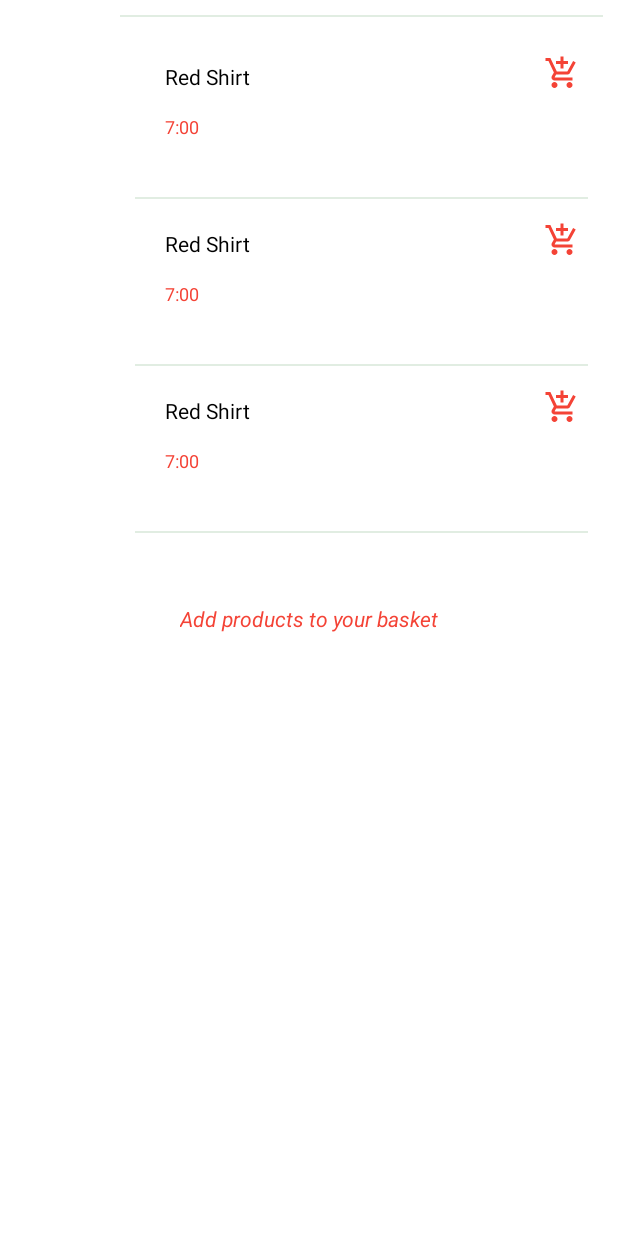
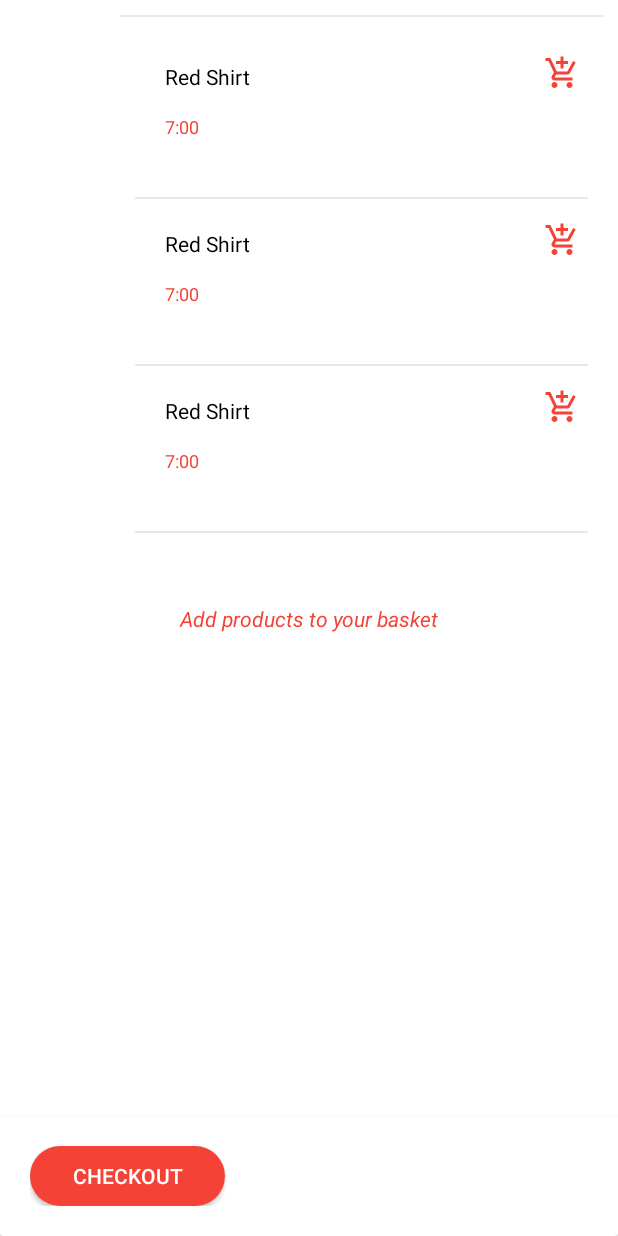
Before and after one commit to vallisahana/Clothes_Store, an Android app: the layout frag_basket.xml on its own in the app's theme, with its tools: preview values and no code run, on a phone screen of 412 x 824 dp. Run offline under Robolectric (Android 15) with nearby library versions, the phone set to English and light mode, and no system bars.

Commit message:
done with updates

```diff
--- a/app/build.gradle
+++ b/app/build.gradle
@@ -46,4 +46,6 @@ dependencies {
     implementation 'com.squareup.retrofit2:converter-gson:2.9.0'
     implementation("com.squareup.okhttp3:logging-interceptor:4.9.3")
     implementation 'com.squareup.picasso:picasso:2.71828'
+
+    implementation 'com.google.android.material:material:1.1.0-alpha09'
 }
--- a/app/src/main/res/layout/frag_basket.xml
+++ b/app/src/main/res/layout/frag_basket.xml
@@ -22,10 +22,11 @@
         app:layout_constraintTop_toBottomOf="@+id/viewGap"
         app:layout_constraintStart_toStartOf="parent"
         app:layout_constraintEnd_toEndOf="parent"
+        app:layout_constraintBottom_toTopOf="@+id/llCheckOut"
         android:padding="10dp"
         tools:listitem="@layout/row_wishlist"
         android:layout_width="match_parent"
-        android:layout_height="wrap_content">
+        android:layout_height="0dp">
 
     </androidx.recyclerview.widget.RecyclerView>
 
@@ -41,4 +42,43 @@
         app:layout_constraintEnd_toEndOf="parent"
         android:layout_height="wrap_content"/>
 
+    <androidx.cardview.widget.CardView
+        android:id="@+id/llCheckOut"
+        android:layout_width="match_parent"
+        app:layout_constraintBottom_toBottomOf="parent"
+        app:layout_constraintTop_toBottomOf="@+id/rvRecyclerV"
+        app:layout_constraintStart_toStartOf="parent"
+        app:layout_constraintEnd_toEndOf="parent"
+        android:orientation="horizontal"
+        android:background="@color/white"
+        app:cardBackgroundColor="@color/white"
+        android:layout_height="wrap_content">
+        <androidx.constraintlayout.widget.ConstraintLayout
+            android:layout_width="match_parent"
+            android:padding="20dp"
+            android:layout_height="wrap_content">
+        <androidx.appcompat.widget.AppCompatButton
+            android:id="@+id/btnCheckOut"
+            android:layout_width="130dp"
+            android:background="@drawable/background_curved"
+            app:layout_constraintStart_toStartOf="parent"
+            app:layout_constraintTop_toTopOf="parent"
+            android:text="CheckOut"
+            android:textColor="@color/white"
+            android:backgroundTint="@color/accentColor"
+            app:layout_constraintBottom_toBottomOf="parent"
+            android:layout_height="40dp"/>
+
+            <TextView
+                android:id="@+id/totalPrice"
+                android:layout_gravity="end"
+                app:layout_constraintTop_toTopOf="parent"
+                app:layout_constraintBottom_toBottomOf="parent"
+                app:layout_constraintEnd_toEndOf="parent"
+                android:layout_width="wrap_content"
+                android:layout_height="wrap_content"
+                />
+        </androidx.constraintlayout.widget.ConstraintLayout>
+    </androidx.cardview.widget.CardView>
+
 </androidx.constraintlayout.widget.ConstraintLayout>
```
Also changed, not shown: app/src/main/java/net/larntech/sahana/MainActivity.kt (+38 -0 lines), app/src/main/java/net/larntech/sahana/basket/BasketFragment.kt (+30 -0 lines), app/src/main/java/net/larntech/sahana/viewmodel/AppViewModel.kt (+9 -0 lines).
